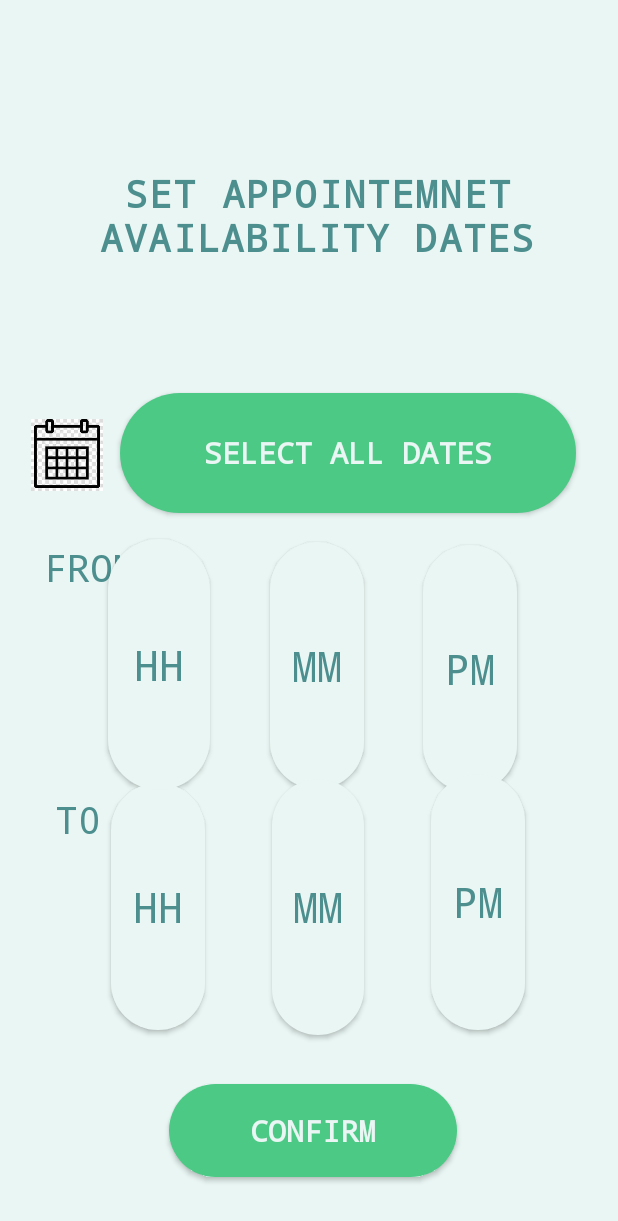
After one commit to rk9453/My-Restful-Mind, an Android app: the layout schedule_app.xml on its own in the app's theme, with its tools: preview values and no code run, on a phone screen of 412 x 824 dp. The commit adds this screen. Shown: the top 1221 px of the screen. Run offline under Robolectric (Android 15) with nearby library versions, the phone set to English and light mode, and no system bars.

Commit message:
sprint-2

```diff
--- a/app/src/main/res/layout/activity_signup.xml
+++ b/app/src/main/res/layout/activity_signup.xml
@@ -108,9 +108,9 @@
         android:background="@drawable/button2"
         android:fontFamily="monospace"
         android:text="SIGN UP"
-        android:textStyle="bold"
         android:textColor="@color/baground"
-        android:textSize="20dp" />
+        android:textSize="20dp"
+        android:textStyle="bold" />
 
     <TextView
         android:layout_width="wrap_content"
--- /dev/null
+++ b/app/src/main/res/layout/schedule_app.xml
@@ -0,0 +1,252 @@
+<?xml version="1.0" encoding="utf-8"?>
+<RelativeLayout xmlns:android="http://schemas.android.com/apk/res/android"
+    android:id="@+id/rootRL"
+    android:orientation="vertical"
+    android:layout_width="fill_parent"
+    android:layout_height="fill_parent"
+    android:background="@color/olive">
+
+
+    <Button
+
+        android:layout_width="62dp"
+        android:layout_height="72dp"
+        android:layout_alignParentStart="true"
+        android:layout_alignParentTop="true"
+        android:layout_alignParentEnd="true"
+        android:layout_alignParentRight="true"
+        android:layout_alignParentBottom="true"
+        android:layout_marginStart="74dp"
+        android:layout_marginTop="522dp"
+        android:layout_marginEnd="275dp"
+        android:layout_marginRight="275dp"
+        android:layout_marginBottom="137dp"
+        android:width="1000pt"
+        android:background="@drawable/button"
+        android:backgroundTint="@color/olive"
+        android:fontFamily="monospace"
+        android:text="Hh"
+        android:textColor="#4C8F8E"
+        android:textSize="28sp" />
+
+    <Button
+
+        android:layout_width="62dp"
+        android:layout_height="72dp"
+        android:layout_alignParentStart="true"
+        android:layout_alignParentTop="true"
+        android:layout_alignParentEnd="true"
+        android:layout_alignParentRight="true"
+        android:layout_alignParentBottom="true"
+        android:layout_marginStart="180dp"
+        android:layout_marginTop="361dp"
+        android:layout_marginEnd="169dp"
+        android:layout_marginRight="169dp"
+        android:layout_marginBottom="298dp"
+        android:width="1000pt"
+        android:background="@drawable/button"
+        android:backgroundTint="@color/olive"
+        android:fontFamily="monospace"
+        android:text="MM"
+        android:textColor="#4C8F8E"
+        android:textSize="28sp" />
+
+    <Button
+        android:id="@+id/btnTherapist"
+        android:layout_width="62dp"
+        android:layout_height="72dp"
+        android:layout_alignParentStart="true"
+        android:layout_alignParentTop="true"
+        android:layout_alignParentEnd="true"
+        android:layout_alignParentRight="true"
+        android:layout_alignParentBottom="true"
+        android:layout_marginStart="282dp"
+        android:layout_marginTop="363dp"
+        android:layout_marginEnd="67dp"
+        android:layout_marginRight="67dp"
+        android:layout_marginBottom="296dp"
+        android:width="1000pt"
+        android:background="@drawable/button"
+        android:backgroundTint="@color/olive"
+        android:fontFamily="monospace"
+        android:text="PM"
+        android:textColor="#4C8F8E"
+        android:textSize="28sp" />
+
+    <Button
+
+        android:layout_width="61dp"
+        android:layout_height="wrap_content"
+        android:layout_alignParentStart="true"
+        android:layout_alignParentLeft="true"
+        android:layout_alignParentTop="true"
+        android:layout_alignParentEnd="true"
+        android:layout_alignParentRight="true"
+        android:layout_alignParentBottom="true"
+        android:layout_marginStart="72dp"
+        android:layout_marginLeft="72dp"
+        android:layout_marginTop="359dp"
+        android:layout_marginEnd="272dp"
+        android:layout_marginRight="272dp"
+        android:layout_marginBottom="297dp"
+        android:width="1000pt"
+        android:background="@drawable/button"
+        android:backgroundTint="@color/olive"
+        android:fontFamily="monospace"
+        android:text="hh"
+        android:textColor="#4C8F8E"
+        android:textSize="28sp" />
+
+    <Button
+
+        android:layout_width="61dp"
+        android:layout_height="wrap_content"
+        android:layout_alignParentStart="true"
+        android:layout_alignParentLeft="true"
+        android:layout_alignParentTop="true"
+        android:layout_alignParentEnd="true"
+        android:layout_alignParentRight="true"
+        android:layout_alignParentBottom="true"
+        android:layout_marginStart="181dp"
+        android:layout_marginLeft="181dp"
+        android:layout_marginTop="519dp"
+        android:layout_marginEnd="169dp"
+        android:layout_marginRight="169dp"
+        android:layout_marginBottom="134dp"
+        android:width="1000pt"
+        android:background="@drawable/button"
+        android:backgroundTint="@color/olive"
+        android:fontFamily="monospace"
+        android:text="MM"
+        android:textColor="#4C8F8E"
+        android:textSize="28sp" />
+
+    <Button
+
+        android:layout_width="61dp"
+        android:layout_height="wrap_content"
+        android:layout_alignParentStart="true"
+        android:layout_alignParentLeft="true"
+        android:layout_alignParentTop="true"
+        android:layout_alignParentEnd="true"
+        android:layout_alignParentRight="true"
+        android:layout_alignParentBottom="true"
+        android:layout_marginStart="287dp"
+        android:layout_marginLeft="287dp"
+        android:layout_marginTop="516dp"
+        android:layout_marginEnd="62dp"
+        android:layout_marginRight="62dp"
+        android:layout_marginBottom="137dp"
+        android:width="1000pt"
+        android:background="@drawable/button"
+        android:backgroundTint="@color/olive"
+        android:fontFamily="monospace"
+        android:text="PM"
+        android:textColor="#4C8F8E"
+        android:textSize="28sp" />
+
+    <TextView
+        android:layout_width="306dp"
+        android:layout_height="wrap_content"
+        android:layout_alignParentStart="true"
+        android:layout_alignParentTop="true"
+        android:layout_alignParentEnd="true"
+        android:layout_alignParentBottom="true"
+        android:layout_marginStart="58dp"
+        android:layout_marginTop="33dp"
+        android:layout_marginEnd="47dp"
+        android:layout_marginBottom="570dp"
+        android:fontFamily="monospace"
+        android:gravity="center"
+        android:text="SET APPOINTEMNET AVAILABILITY DATES"
+
+        android:textAppearance="@style/TextAppearance.Material3.BodyLarge"
+        android:textColor="@color/bagroundDark"
+        android:textSize="25sp"
+        android:textStyle="bold" />
+
+    <TextView
+        android:layout_width="111dp"
+        android:layout_height="wrap_content"
+        android:layout_alignParentStart="true"
+        android:layout_alignParentTop="true"
+        android:layout_alignParentEnd="true"
+        android:layout_alignParentBottom="true"
+        android:layout_marginStart="4dp"
+        android:layout_marginTop="304dp"
+        android:layout_marginEnd="295dp"
+        android:layout_marginBottom="371dp"
+        android:fontFamily="monospace"
+        android:gravity="center"
+        android:text="FROM"
+        android:textColor="@color/bagroundDark"
+        android:textSize="25sp" />
+
+
+    <Button
+        android:id="@+id/btnSurvey"
+        android:layout_width="300dp"
+        android:layout_height="80dp"
+        android:layout_alignParentStart="true"
+        android:layout_alignParentEnd="true"
+        android:layout_alignParentRight="true"
+        android:layout_alignParentBottom="true"
+        android:layout_marginStart="80dp"
+        android:layout_marginEnd="28dp"
+        android:layout_marginRight="28dp"
+        android:layout_marginBottom="482dp"
+        android:background="@drawable/button2"
+        android:fontFamily="monospace"
+        android:text="Select ALL Dates"
+        android:textColor="@color/baground"
+        android:textSize="20dp"
+        android:textStyle="bold" />
+
+    <ImageView
+        android:id="@+id/imageInstagram"
+        android:layout_width="48dp"
+        android:layout_height="49dp"
+        android:layout_alignParentEnd="true"
+        android:layout_alignParentRight="true"
+        android:layout_alignParentBottom="true"
+        android:layout_marginEnd="343dp"
+        android:layout_marginRight="343dp"
+        android:layout_marginBottom="496dp"
+        android:src="@drawable/call" />
+
+    <TextView
+        android:layout_width="82dp"
+        android:layout_height="wrap_content"
+        android:layout_alignParentStart="true"
+        android:layout_alignParentTop="true"
+        android:layout_alignParentEnd="true"
+        android:layout_alignParentBottom="true"
+        android:layout_marginStart="10dp"
+        android:layout_marginTop="472dp"
+        android:layout_marginEnd="318dp"
+        android:layout_marginBottom="203dp"
+        android:fontFamily="monospace"
+        android:gravity="center"
+        android:text="T0"
+        android:textColor="@color/bagroundDark"
+        android:textSize="25sp" />
+
+    <Button
+        android:id="@+id/btnSignup"
+        android:layout_width="192dp"
+        android:layout_height="62dp"
+        android:layout_alignParentEnd="true"
+        android:layout_alignParentRight="true"
+        android:layout_alignParentBottom="true"
+        android:layout_marginEnd="107dp"
+        android:layout_marginRight="107dp"
+        android:layout_marginBottom="39dp"
+        android:background="@drawable/button2"
+        android:fontFamily="monospace"
+        android:text="CONFIRM"
+        android:textColor="@color/baground"
+        android:textSize="20dp"
+        android:textStyle="bold" />
+
+
+</RelativeLayout>
--- a/app/src/main/res/values/colors.xml
+++ b/app/src/main/res/values/colors.xml
@@ -11,4 +11,5 @@
     <color name="green">#4CC985</color>
     <color name="baground">#E9F6F3</color>
     <color name="bagroundDark">#4C8F8E</color>
+
 </resources>
```
Also changed, not shown: app/src/main/res/drawable-v24/call.jpg (added), app/src/main/res/drawable-v24/down_Arrow.png (added).
